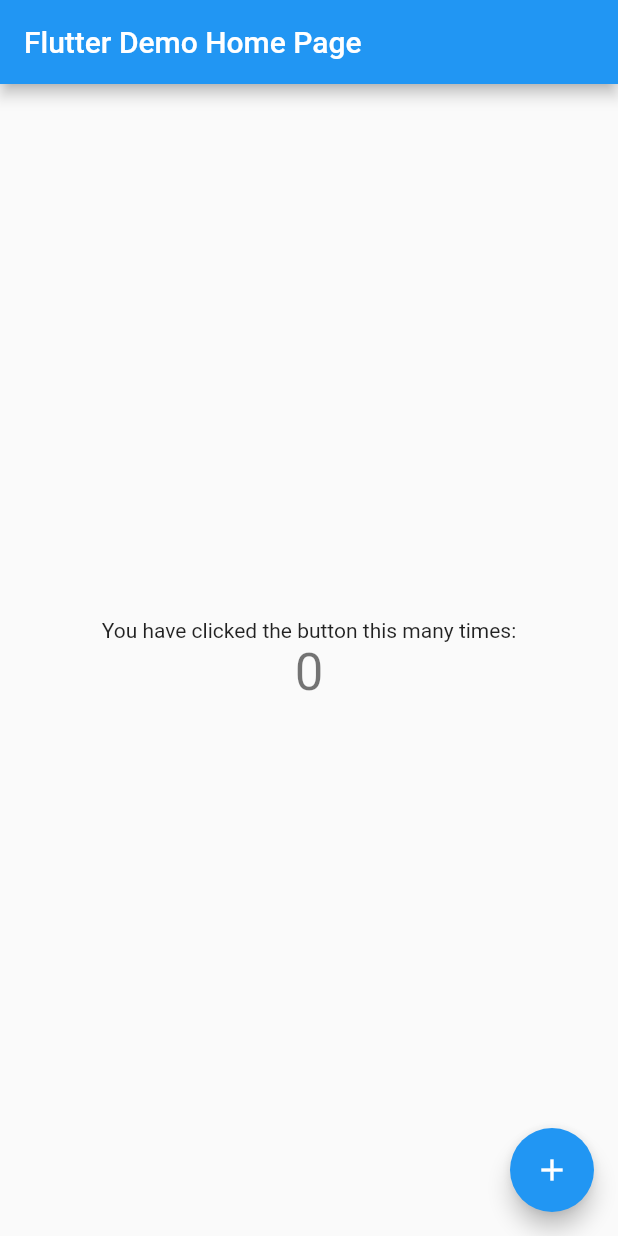
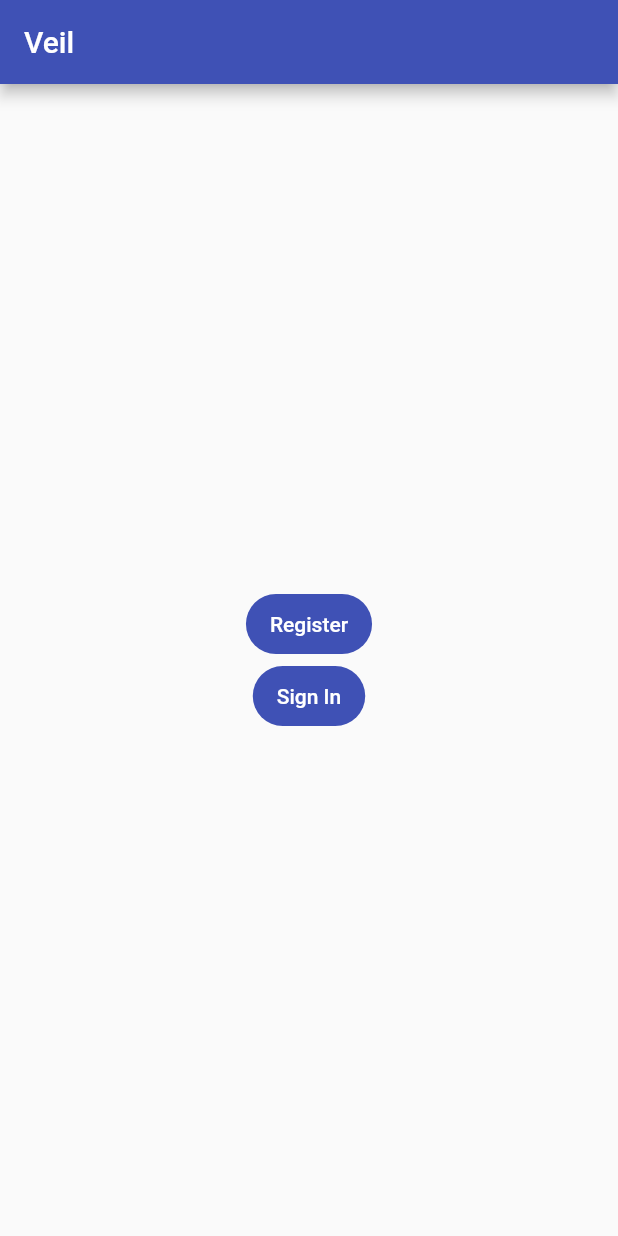
Before and after one commit to TheDevExperiment/flutter_app, a Flutter app: the screen it shows after launch, on a phone screen of 412 x 824 dp. Run offline on Flutter 3.47's test engine with Material 2 defaults, Android fonts, the phone set to English and light mode, and no system bars.

Commit message:
Add structure of app

```diff
--- a/lib/main.dart
+++ b/lib/main.dart
@@ -1,115 +1,6 @@
 import 'package:flutter/material.dart';
+import 'package:veil/src/app.dart';
 
 void main() {
-  runApp(const MyApp());
+  runApp(const App());
 }
-
-class MyApp extends StatelessWidget {
-  const MyApp({super.key});
-
-  // This widget is the root of your application.
-  @override
-  Widget build(BuildContext context) {
-    return MaterialApp(
-      title: 'Flutter Demo',
-      theme: ThemeData(
-        // This is the theme of your application.
-        //
-        // Try running your application with "flutter run". You'll see the
-        // application has a blue toolbar. Then, without quitting the app, try
-        // changing the primarySwatch below to Colors.green and then invoke
-        // "hot reload" (press "r" in the console where you ran "flutter run",
-        // or simply save your changes to "hot reload" in a Flutter IDE).
-        // Notice that the counter didn't reset back to zero; the application
-        // is not restarted.
-        primarySwatch: Colors.blue,
-      ),
-      home: const MyHomePage(title: 'Flutter Demo Home Page'),
-    );
-  }
-}
-
-class MyHomePage extends StatefulWidget {
-  const MyHomePage({super.key, required this.title});
-
-  // This widget is the home page of your application. It is stateful, meaning
-  // that it has a State object (defined below) that contains fields that affect
-  // how it looks.
-
-  // This class is the configuration for the state. It holds the values (in this
-  // case the title) provided by the parent (in this case the App widget) and
-  // used by the build method of the State. Fields in a Widget subclass are
-  // always marked "final".
-
-  final String title;
-
-  @override
-  State<MyHomePage> createState() => _MyHomePageState();
-}
-
-class _MyHomePageState extends State<MyHomePage> {
-  int _counter = 0;
-
-  void _incrementCounter() {
-    setState(() {
-      // This call to setState tells the Flutter framework that something has
-      // changed in this State, which causes it to rerun the build method below
-      // so that the display can reflect the updated values. If we changed
-      // _counter without calling setState(), then the build method would not be
-      // called again, and so nothing would appear to happen.
-      _counter++;
-    });
-  }
-
-  @override
-  Widget build(BuildContext context) {
-    // This method is rerun every time setState is called, for instance as done
-    // by the _incrementCounter method above.
-    //
-    // The Flutter framework has been optimized to make rerunning build methods
-    // fast, so that you can just rebuild anything that needs updating rather
-    // than having to individually change instances of widgets.
-    return Scaffold(
-      appBar: AppBar(
-        // Here we take the value from the MyHomePage object that was created by
-        // the App.build method, and use it to set our appbar title.
-        title: Text(widget.title),
-      ),
-      body: Center(
-        // Center is a layout widget. It takes a single child and positions it
-        // in the middle of the parent.
-        child: Column(
-          // Column is also a layout widget. It takes a list of children and
-          // arranges them vertically. By default, it sizes itself to fit its
-          // children horizontally, and tries to be as tall as its parent.
-          //
-          // Invoke "debug painting" (press "p" in the console, choose the
-          // "Toggle Debug Paint" action from the Flutter Inspector in Android
-          // Studio, or the "Toggle Debug Paint" command in Visual Studio Code)
-          // to see the wireframe for each widget.
-          //
-          // Column has various properties to control how it sizes itself and
-          // how it positions its children. Here we use mainAxisAlignment to
-          // center the children vertically; the main axis here is the vertical
-          // axis because Columns are vertical (the cross axis would be
-          // horizontal).
-          mainAxisAlignment: MainAxisAlignment.center,
-          children: <Widget>[
-            const Text(
-              'You have clicked the button this many times:',
-            ),
-            Text(
-              '$_counter',
-              style: Theme.of(context).textTheme.headlineMedium,
-            ),
-          ],
-        ),
-      ),
-      floatingActionButton: FloatingActionButton(
-        onPressed: _incrementCounter,
-        tooltip: 'Increment',
-        child: const Icon(Icons.add),
-      ), // This trailing comma makes auto-formatting nicer for build methods.
-    );
-  }
-}
--- /dev/null
+++ b/lib/src/app.dart
@@ -0,0 +1,90 @@
+
+import 'package:flutter/material.dart';
+
+class App extends StatelessWidget {
+  const App({super.key});
+
+  // This widget is the root of your application.
+  @override
+  Widget build(BuildContext context) {
+    return MaterialApp(
+      title: 'Veil',
+      theme: ThemeData(
+        // This is the theme of your application.
+        //
+        // Try running your application with "flutter run". You'll see the
+        // application has a blue toolbar. Then, without quitting the app, try
+        // changing the primarySwatch below to Colors.green and then invoke
+        // "hot reload" (press "r" in the console where you ran "flutter run",
+        // or simply save your changes to "hot reload" in a Flutter IDE).
+        // Notice that the counter didn't reset back to zero; the application
+        // is not restarted.
+        primarySwatch: Colors.indigo,
+      ),
+      home: const MyHomePage(title: 'Veil'),
+    );
+  }
+}
+
+class MyHomePage extends StatefulWidget {
+  const MyHomePage({super.key, required this.title});
+
+  // This widget is the home page of your application. It is stateful, meaning
+  // that it has a State object (defined below) that contains fields that affect
+  // how it looks.
+
+  // This class is the configuration for the state. It holds the values (in this
+  // case the title) provided by the parent (in this case the App widget) and
+  // used by the build method of the State. Fields in a Widget subclass are
+  // always marked "final".
+
+  final String title;
+
+  @override
+  State<MyHomePage> createState() => _MyHomePageState();
+}
+
+class _MyHomePageState extends State<MyHomePage> {
+
+  @override
+  Widget build(BuildContext context) {
+    // This method is rerun every time setState is called, for instance as done
+    // by the _incrementCounter method above.
+    //
+    // The Flutter framework has been optimized to make rerunning build methods
+    // fast, so that you can just rebuild anything that needs updating rather
+    // than having to individually change instances of widgets.
+    return Scaffold(
+      appBar: AppBar(
+        // Here we take the value from the MyHomePage object that was created by
+        // the App.build method, and use it to set our appbar title.
+        title: Text(widget.title),
+      ),
+      body: Center(
+        // Center is a layout widget. It takes a single child and positions it
+        // in the middle of the parent.
+        child: Column(
+          // Column is also a layout widget. It takes a list of children and
+          // arranges them vertically. By default, it sizes itself to fit its
+          // children horizontally, and tries to be as tall as its parent.
+          //
+          // Invoke "debug painting" (press "p" in the console, choose the
+          // "Toggle Debug Paint" action from the Flutter Inspector in Android
+          // Studio, or the "Toggle Debug Paint" command in Visual Studio Code)
+          // to see the wireframe for each widget.
+          //
+          // Column has various properties to control how it sizes itself and
+          // how it positions its children. Here we use mainAxisAlignment to
+          // center the children vertically; the main axis here is the vertical
+          // axis because Columns are vertical (the cross axis would be
+          // horizontal).
+          mainAxisAlignment: MainAxisAlignment.center,
+          children: <Widget>[
+            FilledButton.tonal(onPressed: (){}, child: const Text("Register")),
+            FilledButton(onPressed: (){}, child: const Text("Sign In"))
+          ],
+        ),
+      ),
+    );
+  }
+}
```
Also changed, not shown: lib/src/pages/home.dart (added), lib/src/pages/inbox.dart (added), lib/src/pages/post.dart (added), lib/src/pages/register.dart (added).
